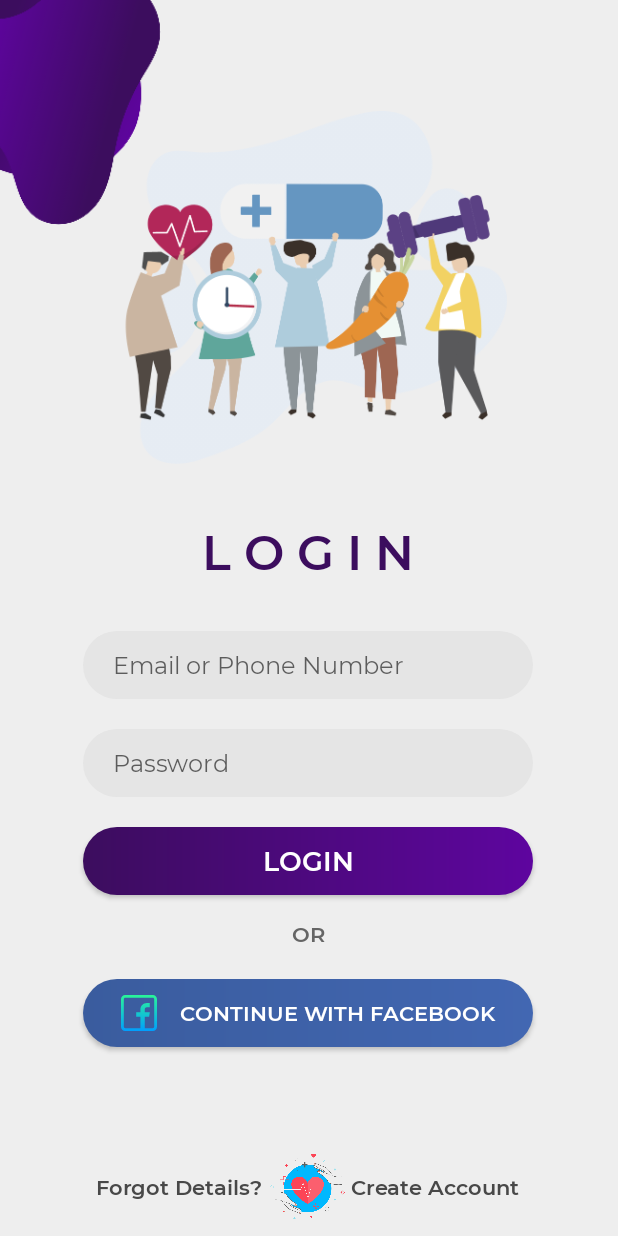
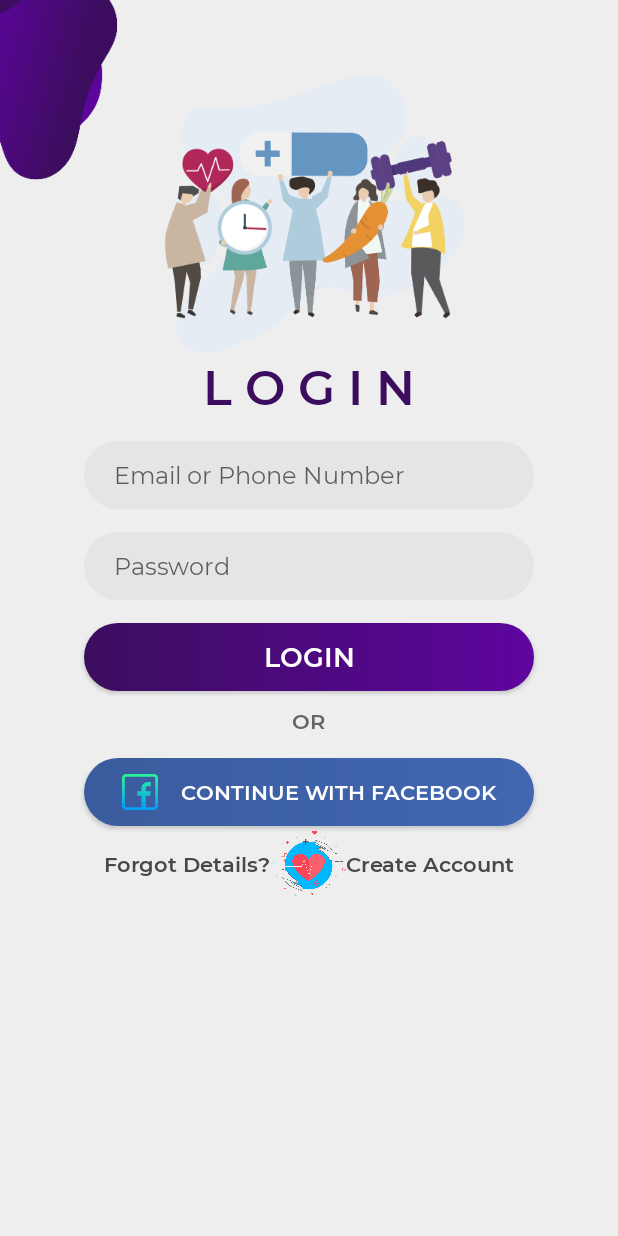
Before and after one commit to tarbiarswat/App_Worth_Care, an Android app: the LoginActivity screen opened directly, with no data from a screen before it, on a phone screen of 412 x 824 dp. Run offline under Robolectric (Android 15) with nearby library versions, the phone set to English and light mode, and no system bars; our stand-ins replace Firebase (no records; nobody signed in at launch, a user with empty details on screens opened directly); Roboto replaces fonts that are not available here.

Commit message:
Login XML modified

```diff
--- a/WorthCare/app/src/main/java/com/worthcare/ultravoicecompanion/UltraMainActivity.java
+++ b/WorthCare/app/src/main/java/com/worthcare/ultravoicecompanion/UltraMainActivity.java
@@ -84,9 +84,9 @@ public class UltraMainActivity extends AppCompatActivity {
 
 
         FloatingActionButton fab = findViewById(R.id.fab);
-        fab.setOnLongClickListener(new View.OnLongClickListener() {
+        fab.setOnClickListener(new View.OnClickListener() {
             @Override
-            public boolean onLongClick(View view) {
+            public void onClick(View view) {
                 // Here, thisActivity is the current activity
                 if (ContextCompat.checkSelfPermission(UltraMainActivity.this,
                         Manifest.permission.RECORD_AUDIO)
@@ -115,7 +115,6 @@ public class UltraMainActivity extends AppCompatActivity {
                     intent.putExtra(RecognizerIntent.EXTRA_MAX_RESULTS,1);
                     speechRecog.startListening(intent);
                 }
-            return false;
             }
         });
 
--- a/WorthCare/app/src/main/res/layout/activity_login.xml
+++ b/WorthCare/app/src/main/res/layout/activity_login.xml
@@ -1,5 +1,5 @@
 <?xml version="1.0" encoding="utf-8"?>
-<androidx.constraintlayout.widget.ConstraintLayout xmlns:android="http://schemas.android.com/apk/res/android"
+<RelativeLayout xmlns:android="http://schemas.android.com/apk/res/android"
     xmlns:app="http://schemas.android.com/apk/res-auto"
     xmlns:tools="http://schemas.android.com/tools"
     android:layout_width="match_parent"
@@ -9,199 +9,139 @@
 
     <ImageView
         android:id="@+id/vec_login_topleft"
-        android:layout_width="150dp"
-        android:layout_height="150dp"
-        android:layout_marginEnd="244dp"
-        android:contentDescription="TODO"
-        android:src="@drawable/vec_login_topleft"
-        app:layout_constraintBottom_toTopOf="@+id/vec_login_middle"
-        app:layout_constraintEnd_toStartOf="@+id/guideline11"
-        app:layout_constraintTop_toTopOf="parent"
-        app:layout_constraintVertical_bias="0.0" />
+        android:layout_width="120dp"
+        android:layout_height="120dp"
+        android:layout_alignParentStart="true"
+        android:layout_marginStart="-25dp"
+        android:layout_marginEnd="268dp"
+        android:src="@drawable/vec_login_topleft" />
 
     <ImageView
         android:id="@+id/vec_login_middle"
-        android:layout_width="290dp"
-        android:layout_height="235dp"
-        android:src="@drawable/vec_login_middle"
-        app:layout_constraintBottom_toTopOf="@+id/guideline9"
-        app:layout_constraintEnd_toStartOf="@+id/guideline11"
-        app:layout_constraintHorizontal_bias="0.487"
-        app:layout_constraintStart_toStartOf="@+id/guideline12"
-        app:layout_constraintTop_toTopOf="parent"
-        app:layout_constraintVertical_bias="0.787" />
+        android:layout_width="220dp"
+        android:layout_height="185dp"
+        android:layout_centerHorizontal="true"
+        android:layout_marginTop="50dp"
+        android:src="@drawable/vec_login_middle" />
 
     <TextView
         android:id="@+id/login_title"
         android:layout_width="wrap_content"
         android:layout_height="wrap_content"
+        android:layout_below="@+id/vec_login_middle"
+        android:layout_centerHorizontal="true"
         android:fontFamily="@font/montserrat_semibold"
         android:text="L O G I N"
         android:textColor="@color/colorPrimaryDark"
-        android:textSize="32sp"
-        app:layout_constraintBottom_toBottomOf="parent"
-        app:layout_constraintEnd_toEndOf="parent"
-        app:layout_constraintHorizontal_bias="0.498"
-        app:layout_constraintStart_toStartOf="parent"
-        app:layout_constraintTop_toTopOf="@+id/guideline9"
-        app:layout_constraintVertical_bias="0.035" />
+        android:textSize="32sp" />
 
     <EditText
         android:id="@+id/user_email_id"
         android:layout_width="300dp"
         android:layout_height="45dp"
-        android:layout_marginTop="32dp"
+        android:layout_below="@+id/login_title"
+        android:layout_centerHorizontal="true"
+        android:layout_marginTop="15dp"
         android:background="@drawable/shape_rounded"
         android:fontFamily="@font/montserrat_regular"
         android:hint="Email or Phone Number"
         android:paddingLeft="20dp"
-        android:textSize="16sp"
-        app:layout_constraintEnd_toStartOf="@+id/guideline11"
-        app:layout_constraintHorizontal_bias="0.482"
-        app:layout_constraintStart_toStartOf="@+id/guideline12"
-        app:layout_constraintTop_toBottomOf="@+id/login_title" />
+        android:textSize="16sp" />
 
     <EditText
         android:id="@+id/user_password"
         android:layout_width="300dp"
         android:layout_height="45dp"
-        android:layout_marginTop="20dp"
+        android:layout_below="@+id/user_email_id"
+        android:layout_centerHorizontal="true"
+        android:layout_marginTop="15dp"
         android:background="@drawable/shape_rounded"
         android:fontFamily="@font/montserrat_regular"
         android:hint="Password"
         android:inputType="textPassword"
         android:paddingLeft="20dp"
-        android:textSize="16sp"
-        app:layout_constraintEnd_toEndOf="@+id/user_email_id"
-        app:layout_constraintHorizontal_bias="0.0"
-        app:layout_constraintStart_toStartOf="@+id/user_email_id"
-        app:layout_constraintTop_toBottomOf="@+id/user_email_id" />
+        android:textSize="16sp" />
 
     <Button
         android:id="@+id/login_btn"
         android:layout_width="300dp"
         android:layout_height="45dp"
-        android:layout_marginTop="20dp"
+        android:layout_below="@+id/user_password"
+        android:layout_centerHorizontal="true"
+        android:layout_marginTop="15dp"
         android:background="@drawable/button_rounded"
         android:fontFamily="@font/montserrat_semibold"
         android:text="Login"
         android:textAllCaps="true"
         android:textColor="#FFFFFF"
-        android:textSize="18sp"
-        app:layout_constraintEnd_toEndOf="@+id/user_password"
-        app:layout_constraintHorizontal_bias="0.0"
-        app:layout_constraintStart_toStartOf="@+id/user_password"
-        app:layout_constraintTop_toBottomOf="@+id/user_password" />
+        android:textSize="18sp" />
 
     <ProgressBar
         android:id="@+id/login_progress_bar"
         style="?android:attr/progressBarStyle"
         android:layout_width="wrap_content"
         android:layout_height="wrap_content"
-        android:visibility="gone"
-        app:layout_constraintBottom_toBottomOf="@+id/login_btn"
-        app:layout_constraintEnd_toEndOf="@+id/login_btn"
-        app:layout_constraintStart_toStartOf="@+id/login_btn"
-        app:layout_constraintTop_toTopOf="@+id/login_btn" />
+        android:layout_below="@+id/login_btn"
+        android:layout_centerHorizontal="true"
+        android:layout_marginTop="-45dp" />
 
     <TextView
         android:id="@+id/textView"
         android:layout_width="wrap_content"
         android:layout_height="wrap_content"
-        android:layout_marginTop="16dp"
+        android:layout_below="@+id/login_btn"
+        android:layout_centerHorizontal="true"
+        android:layout_marginTop="10dp"
         android:fontFamily="@font/montserrat_semibold"
         android:text="OR"
-        android:textColor="#656565"
-        app:layout_constraintEnd_toEndOf="@+id/login_btn"
-        app:layout_constraintStart_toStartOf="@+id/login_btn"
-        app:layout_constraintTop_toBottomOf="@+id/login_btn" />
+        android:textColor="#656565" />
 
     <Button
         android:id="@+id/login_fb_btn"
         android:layout_width="300dp"
         android:layout_height="45dp"
-        android:layout_marginTop="20dp"
+        android:layout_below="@+id/textView"
+        android:layout_centerHorizontal="true"
+        android:layout_marginTop="15dp"
         android:background="@drawable/button_rounded_fb_login"
+        android:drawableLeft="@drawable/ic_facebook"
+        android:drawablePadding="-10dp"
         android:fontFamily="@font/montserrat_semibold"
+        android:paddingLeft="25dp"
         android:text="Continue with facebook"
         android:textAllCaps="true"
         android:textColor="#FFFFFF"
-        android:textSize="14sp"
-        android:drawableLeft="@drawable/ic_facebook"
-        android:paddingLeft="25dp"
-        android:drawablePadding="-10dp"
-        app:layout_constraintBottom_toTopOf="@+id/guideline10"
-        app:layout_constraintEnd_toEndOf="@+id/login_btn"
-        app:layout_constraintHorizontal_bias="0.0"
-        app:layout_constraintStart_toStartOf="@+id/login_btn"
-        app:layout_constraintTop_toBottomOf="@+id/textView"
-        app:layout_constraintVertical_bias="0.016" />
+        android:textSize="14sp" />
 
     <TextView
         android:id="@+id/forgot_password_btn"
         android:layout_width="wrap_content"
         android:layout_height="wrap_content"
+        android:layout_below="@+id/login_fb_btn"
+        android:layout_marginTop="15dp"
+        android:layout_toStartOf="@+id/imageViewwc_logobluebg"
         android:fontFamily="@font/montserrat_semibold"
         android:text="Forgot Details?"
-        android:textColor="#484848"
-        app:layout_constraintBottom_toBottomOf="parent"
-        app:layout_constraintEnd_toStartOf="@+id/imageViewwc_logobluebg"
-        app:layout_constraintHorizontal_bias="0.625"
-        app:layout_constraintStart_toStartOf="@+id/login_fb_btn"
-        app:layout_constraintTop_toTopOf="@+id/guideline10" />
+        android:textColor="#484848" />
 
     <ImageView
         android:id="@+id/imageViewwc_logobluebg"
         android:layout_width="50dp"
         android:layout_height="50dp"
-        android:src="@drawable/worthcare_logo_bluebg"
-        app:layout_constraintBottom_toBottomOf="parent"
-        app:layout_constraintEnd_toEndOf="parent"
-        app:layout_constraintHorizontal_bias="0.498"
-        app:layout_constraintStart_toStartOf="parent"
-        app:layout_constraintTop_toTopOf="@+id/guideline10" />
+        android:layout_below="@+id/login_fb_btn"
+        android:layout_centerHorizontal="true"
+        android:src="@drawable/worthcare_logo_bluebg" />
 
     <TextView
         android:id="@+id/goto_regactivity"
         android:layout_width="wrap_content"
         android:layout_height="wrap_content"
+        android:layout_below="@+id/login_fb_btn"
+        android:layout_marginTop="15dp"
+        android:layout_toEndOf="@+id/imageViewwc_logobluebg"
         android:fontFamily="@font/montserrat_semibold"
         android:text="Create Account"
-        android:textColor="#484848"
-        app:layout_constraintBottom_toBottomOf="@+id/forgot_password_btn"
-        app:layout_constraintEnd_toEndOf="@+id/login_fb_btn"
-        app:layout_constraintHorizontal_bias="0.318"
-        app:layout_constraintStart_toEndOf="@+id/imageViewwc_logobluebg"
-        app:layout_constraintTop_toTopOf="@+id/forgot_password_btn"
-        app:layout_constraintVertical_bias="0.0" />
-
-    <androidx.constraintlayout.widget.Guideline
-        android:id="@+id/guideline9"
-        android:layout_width="wrap_content"
-        android:layout_height="wrap_content"
-        android:orientation="horizontal"
-        app:layout_constraintGuide_percent="0.4" />
-
-    <androidx.constraintlayout.widget.Guideline
-        android:id="@+id/guideline10"
-        android:layout_width="wrap_content"
-        android:layout_height="wrap_content"
-        android:orientation="horizontal"
-        app:layout_constraintGuide_percent="0.92" />
-
-    <androidx.constraintlayout.widget.Guideline
-        android:id="@+id/guideline11"
-        android:layout_width="wrap_content"
-        android:layout_height="wrap_content"
-        android:orientation="vertical"
-        app:layout_constraintGuide_percent="0.9" />
-
-    <androidx.constraintlayout.widget.Guideline
-        android:id="@+id/guideline12"
-        android:layout_width="wrap_content"
-        android:layout_height="wrap_content"
-        android:orientation="vertical"
-        app:layout_constraintGuide_percent="0.1" />
+        android:textColor="#484848" />
 
 
-</androidx.constraintlayout.widget.ConstraintLayout>
+</RelativeLayout>
```
